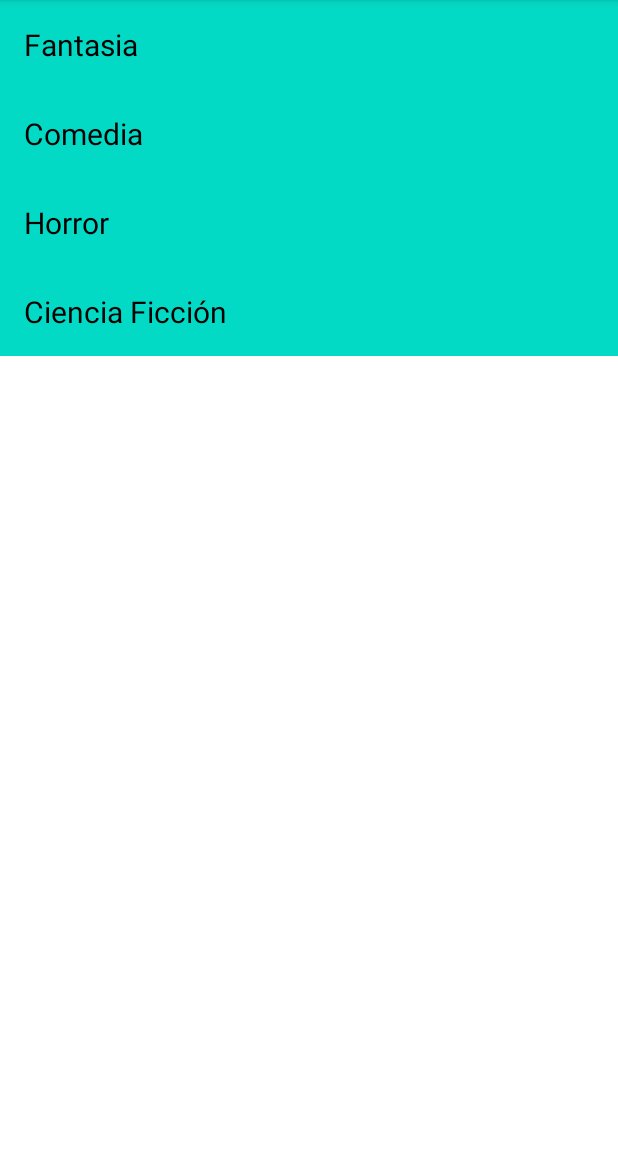
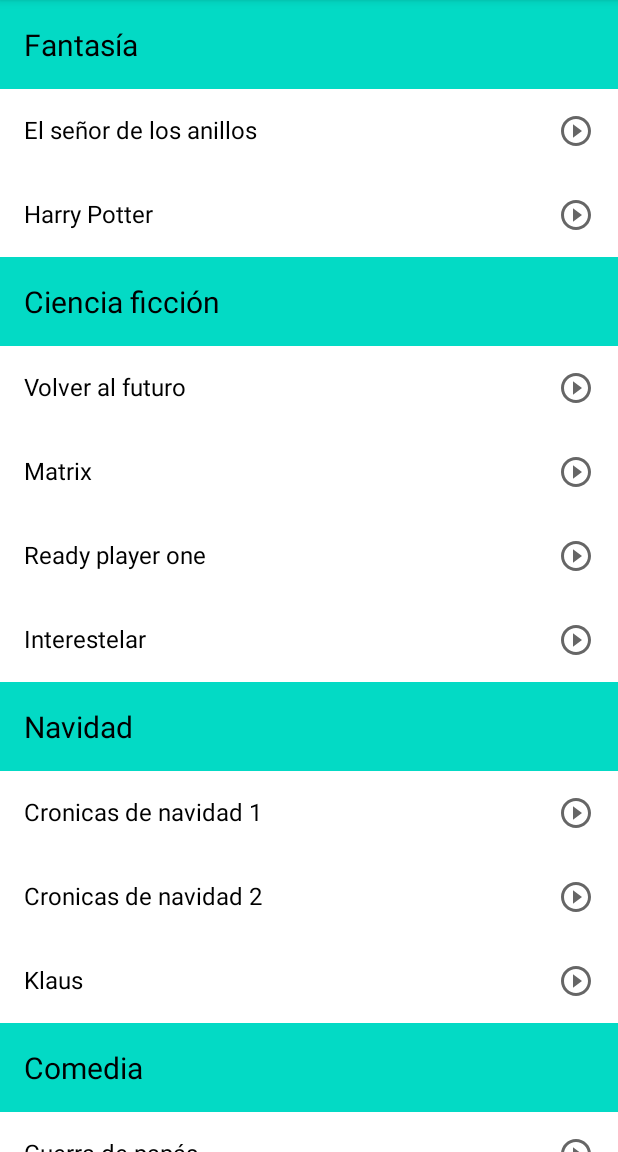
Before and after one commit to hackaprende/expandable-recycler-example, an Android app: the screen it shows after launch (MainActivity), on a phone screen of 412 x 824 dp, the part 84-1236 px from its top. Run offline under Robolectric (Android 15) with nearby library versions, the phone set to English and light mode, and no system bars.

Commit message:
Add movies adapter to section adapter

```diff
--- a/app/src/main/java/com/hackaprende/tinynetflix/MainActivity.kt
+++ b/app/src/main/java/com/hackaprende/tinynetflix/MainActivity.kt
@@ -12,18 +12,40 @@ class MainActivity : AppCompatActivity() {
 
         val recycler = findViewById<RecyclerView>(R.id.section_recycler)
         recycler.layoutManager = LinearLayoutManager(this)
-        val sectionAdapter = SectionAdapter()
+        val sectionAdapter = SectionAdapter(this)
         recycler.adapter = sectionAdapter
 
         sectionAdapter.submitList(downloadFakeMovies())
     }
 
     private fun downloadFakeMovies(): List<Section> {
-        val section1 = Section("Fantasia")
-        val section2 = Section("Comedia")
-        val section3 = Section("Horror")
-        val section4 = Section("Ciencia Ficción")
+        val fantasy1 = Movie("El señor de los anillos")
+        val fantasy2 = Movie("Harry Potter")
+        val fantasyMovies = listOf(fantasy1, fantasy2)
 
-        return listOf(section1, section2, section3, section4)
+        val fantasySection = Section("Fantasía", fantasyMovies)
+
+        val scienceFiction1 = Movie("Volver al futuro")
+        val scienceFiction2 = Movie("Matrix")
+        val scienceFiction3 = Movie("Ready player one")
+        val scienceFiction4 = Movie("Interestelar")
+        val sfMovies = listOf(scienceFiction1, scienceFiction2, scienceFiction3, scienceFiction4)
+
+        val sfSection = Section("Ciencia ficción", sfMovies)
+
+        val christmas1 = Movie("Cronicas de navidad 1")
+        val christmas2 = Movie("Cronicas de navidad 2")
+        val christmas3 = Movie("Klaus")
+        val christmasMovies = listOf(christmas1, christmas2, christmas3)
+        val christmasSection = Section("Navidad", christmasMovies)
+
+        val comedy1 = Movie("Guerra de papás")
+        val comedy2 = Movie("Donde están las rubias")
+        val comedy3 = Movie("Scary Movie")
+        val comedy4 = Movie("Cualquiera de Adam Sandler")
+        val comedyMovies = listOf(comedy1, comedy2, comedy3, comedy4)
+        val comedySection = Section("Comedia", comedyMovies)
+
+        return listOf(fantasySection, sfSection, christmasSection, comedySection)
     }
 }
--- a/app/src/main/java/com/hackaprende/tinynetflix/Section.kt
+++ b/app/src/main/java/com/hackaprende/tinynetflix/Section.kt
@@ -1,3 +1,3 @@
 package com.hackaprende.tinynetflix
 
-data class Section(val name: String)
+data class Section(val name: String, val movieList: List<Movie>)
--- a/app/src/main/java/com/hackaprende/tinynetflix/SectionAdapter.kt
+++ b/app/src/main/java/com/hackaprende/tinynetflix/SectionAdapter.kt
@@ -1,14 +1,16 @@
 package com.hackaprende.tinynetflix
 
+import android.content.Context
 import android.view.LayoutInflater
 import android.view.View
 import android.view.ViewGroup
 import android.widget.TextView
 import androidx.recyclerview.widget.DiffUtil
+import androidx.recyclerview.widget.LinearLayoutManager
 import androidx.recyclerview.widget.ListAdapter
 import androidx.recyclerview.widget.RecyclerView
 
-class SectionAdapter : ListAdapter<Section, SectionAdapter.ViewHolder>(DiffCallback) {
+class SectionAdapter(val context: Context) : ListAdapter<Section, SectionAdapter.ViewHolder>(DiffCallback) {
 
     companion object DiffCallback : DiffUtil.ItemCallback<Section>() {
         override fun areItemsTheSame(oldItem: Section, newItem: Section): Boolean {
@@ -34,9 +36,15 @@ class SectionAdapter : ListAdapter<Section, SectionAdapter.ViewHolder>(DiffCallb
     inner class ViewHolder(private val view: View) : RecyclerView.ViewHolder(view) {
 
         private val sectionNameText = view.findViewById<TextView>(R.id.section_name_text)
+        private val movieRecycler = view.findViewById<RecyclerView>(R.id.movie_recycler)
 
         fun bind(section: Section) {
             sectionNameText.text = section.name
+
+            movieRecycler.layoutManager = LinearLayoutManager(context)
+            val movieAdapter = MovieAdapter()
+            movieRecycler.adapter = movieAdapter
+            movieAdapter.submitList(section.movieList)
         }
     }
 }
--- a/app/src/main/res/layout/section_list_item.xml
+++ b/app/src/main/res/layout/section_list_item.xml
@@ -2,6 +2,7 @@
 <LinearLayout xmlns:android="http://schemas.android.com/apk/res/android"
     android:layout_width="match_parent"
     android:layout_height="wrap_content"
+    android:orientation="vertical"
     xmlns:tools="http://schemas.android.com/tools">
 
     <TextView
@@ -14,4 +15,11 @@
         android:textSize="20sp"
         tools:text="Comedy"/>
 
+    <androidx.recyclerview.widget.RecyclerView
+        android:id="@+id/movie_recycler"
+        android:layout_width="match_parent"
+        android:layout_height="wrap_content"
+        tools:itemCount="5"
+        tools:listitem="@layout/movie_list_item"/>
+
 </LinearLayout>
```
